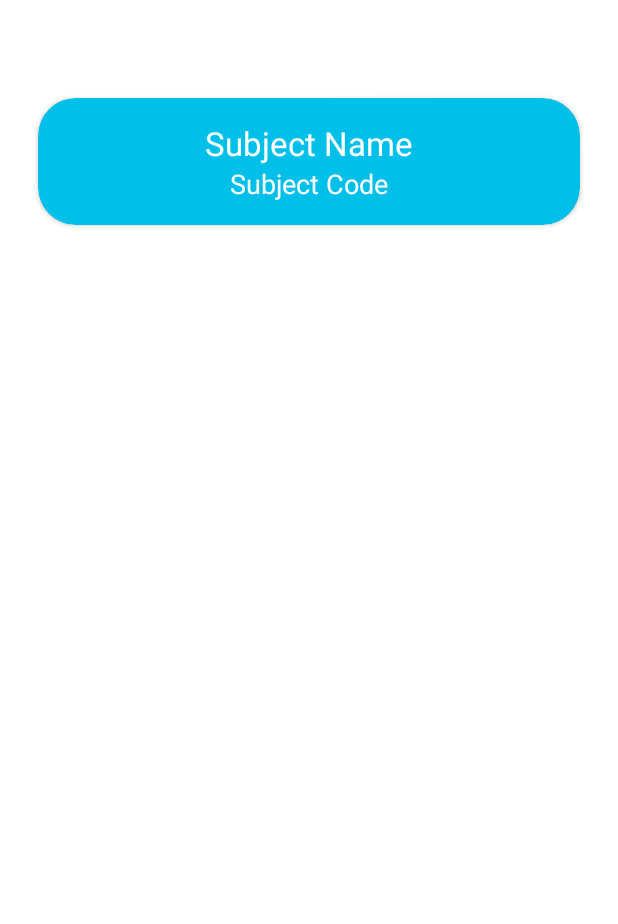
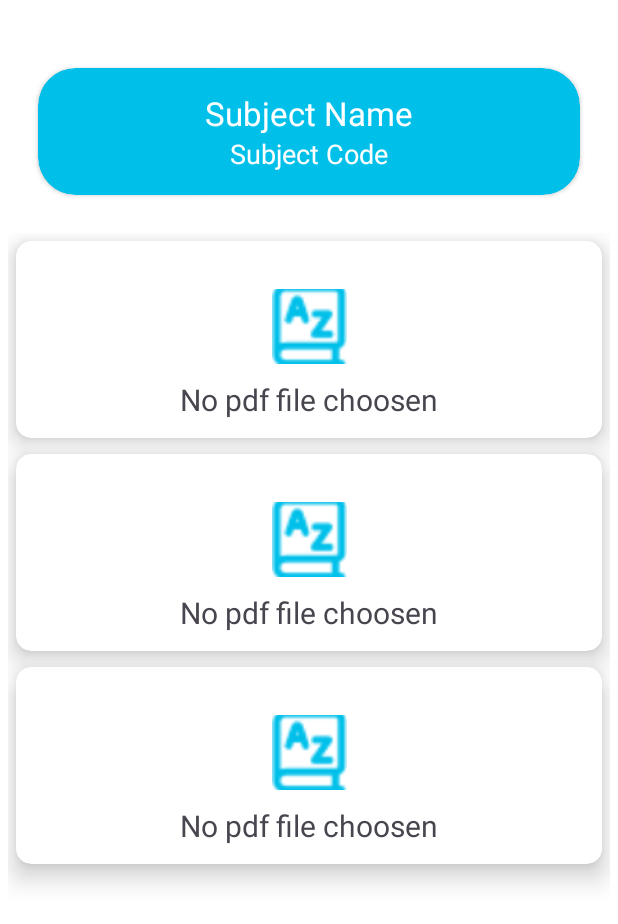
Before and after one commit to Vaibhavbansal15/JIIT-StudySync, an Android app: the layout activity_subject_notes.xml on its own in the app's theme, with its tools: preview values and no code run, on a phone screen of 412 x 824 dp. Shown: the top 924 px of the screen. Run offline under Robolectric (Android 15) with nearby library versions, the light colour scheme and no system bars.

Commit message:
fetched subjectNotes

```diff
--- a/JIITStudySync/app/src/main/java/com/minorproject/jiitstudysync/uploadPYQ.kt
+++ b/JIITStudySync/app/src/main/java/com/minorproject/jiitstudysync/uploadPYQ.kt
@@ -69,6 +69,7 @@ class UploadPYQ : AppCompatActivity() {
     }
 
     private fun uploadImage() {
+
         // showing progress dialog
         val progressDialog = ProgressDialog(this)
         progressDialog.setMessage("Uploading File....")
--- a/JIITStudySync/app/src/main/res/layout/activity_subject_notes.xml
+++ b/JIITStudySync/app/src/main/res/layout/activity_subject_notes.xml
@@ -9,11 +9,12 @@
     tools:context=".SubjectNotes">
 
     <androidx.cardview.widget.CardView
+        android:id="@+id/subInfo"
         android:layout_width="match_parent"
         android:layout_height="wrap_content"
         android:layout_marginStart="25dp"
+        android:layout_marginTop="45dp"
         android:layout_marginEnd="25dp"
-        android:layout_marginTop="65dp"
         android:backgroundTint="@color/Primary"
         app:cardCornerRadius="25dp"
         app:layout_constraintEnd_toEndOf="parent"
@@ -54,4 +55,16 @@
         </androidx.constraintlayout.widget.ConstraintLayout>
     </androidx.cardview.widget.CardView>
 
+    <androidx.recyclerview.widget.RecyclerView
+        android:id="@+id/notesRecyclerView"
+        android:layout_width="0dp"
+        android:layout_height="0dp"
+        android:padding="5dp"
+        android:layout_marginTop="20dp"
+        tools:listitem="@layout/custom_subject_notes_item"
+        app:layout_constraintBottom_toBottomOf="parent"
+        app:layout_constraintEnd_toEndOf="parent"
+        app:layout_constraintStart_toStartOf="parent"
+        app:layout_constraintTop_toBottomOf="@+id/subInfo" />
+
 </androidx.constraintlayout.widget.ConstraintLayout>
--- /dev/null
+++ b/JIITStudySync/app/src/main/res/layout/custom_subject_notes_item.xml
@@ -0,0 +1,41 @@
+<?xml version="1.0" encoding="utf-8"?>
+<androidx.cardview.widget.CardView xmlns:android="http://schemas.android.com/apk/res/android"
+    xmlns:app="http://schemas.android.com/apk/res-auto"
+    android:layout_width="match_parent"
+    android:layout_height="wrap_content"
+    app:cardBackgroundColor="@color/white"
+    app:cardElevation="10dp"
+    app:cardCornerRadius="10dp"
+    android:layout_margin="5dp">
+
+    <androidx.constraintlayout.widget.ConstraintLayout
+        android:layout_width="match_parent"
+        android:layout_height="wrap_content"
+        android:layout_margin="2dp"
+        android:padding="10dp">
+
+        <ImageView
+            android:id="@+id/notesIcon"
+            android:layout_width="50dp"
+            android:layout_height="50dp"
+            android:layout_marginTop="20dp"
+            android:scaleType="centerCrop"
+            android:src="@drawable/notes_icon"
+            app:layout_constraintEnd_toEndOf="parent"
+            app:layout_constraintStart_toStartOf="parent"
+            app:layout_constraintTop_toTopOf="parent" />
+
+        <TextView
+            android:id="@+id/notesFileName"
+            android:layout_width="wrap_content"
+            android:layout_height="wrap_content"
+            android:layout_marginTop="10dp"
+            android:text="No pdf file choosen"
+            android:textSize="20sp"
+            app:layout_constraintEnd_toEndOf="parent"
+            app:layout_constraintStart_toStartOf="parent"
+            app:layout_constraintTop_toBottomOf="@+id/notesIcon" />
+
+    </androidx.constraintlayout.widget.ConstraintLayout>
+
+</androidx.cardview.widget.CardView>
```
Also changed, not shown: JIITStudySync/app/src/main/java/com/minorproject/jiitstudysync/LoginPage.kt (+10 -0 lines), JIITStudySync/app/src/main/java/com/minorproject/jiitstudysync/NotesFile.kt (added, +7 -0 lines), JIITStudySync/app/src/main/java/com/minorproject/jiitstudysync/SignupPage.kt (+9 -0 lines), JIITStudySync/app/src/main/java/com/minorproject/jiitstudysync/SubjectNotes.kt (+42 -0 lines), JIITStudySync/app/src/main/java/com/minorproject/jiitstudysync/SubjectNotesAdapter.kt (added, +39 -0 lines), JIITStudySync/app/src/main/java/com/minorproject/jiitstudysync/uploadNotes.kt (+9 -6 lines).
